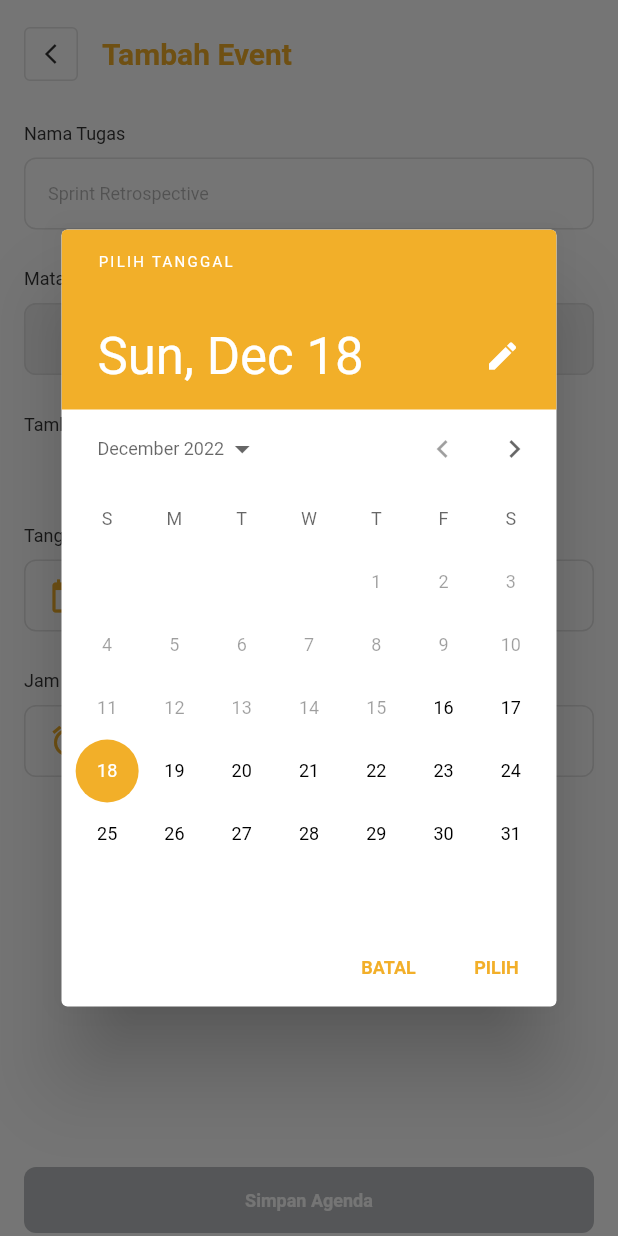
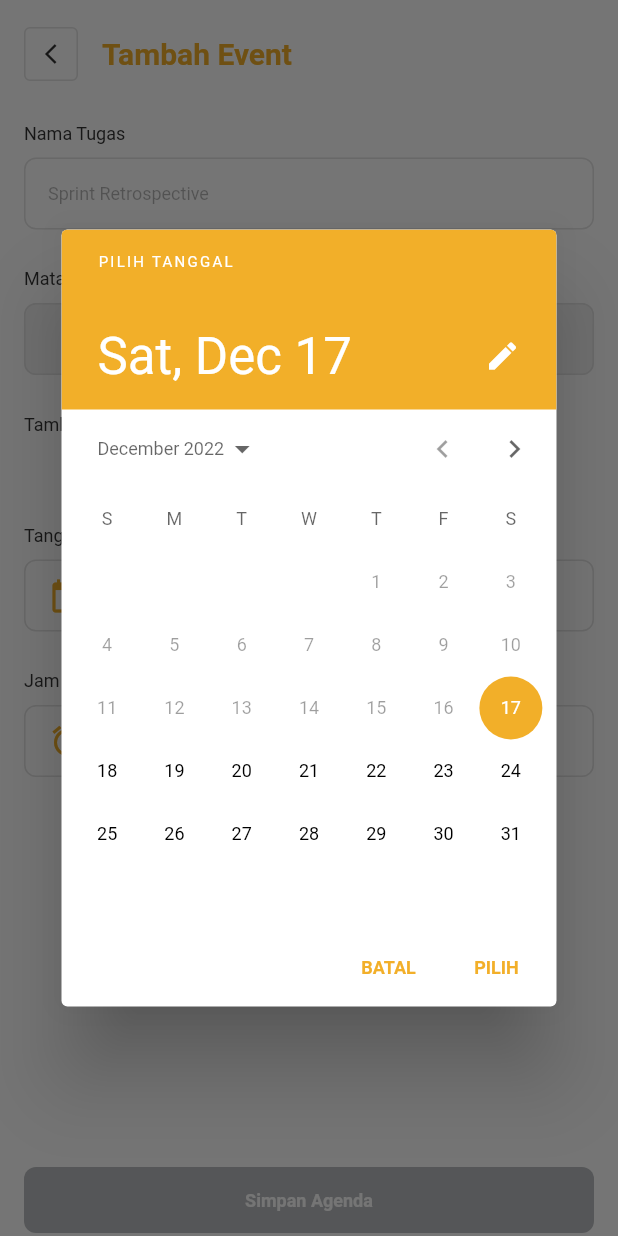
Before and after one commit to rasyidmi/subscribeme-mobile, a Flutter app: the AddEventDetailScreen screen opened directly with empty values, after a tap on "Pilih Tanggal Pengumpulan", on a phone screen of 412 x 824 dp. Run offline on Flutter 3.47's test engine with Material 2 defaults, Android fonts, the phone set to English and light mode, and no system bars; our stand-ins replace another_flushbar, bloc, cached_network_image, dropdown_button2, equatable, firebase_core and 8 more; accounts and stored records are empty.

Commit message:
refactor: ganti min. tanggal deadline menjadi h+1.

```diff
--- a/lib/screens/add_event_detail_screen.dart
+++ b/lib/screens/add_event_detail_screen.dart
@@ -145,9 +145,11 @@ class _AddEventDetailScreenState extends State<AddEventDetailScreen> {
           helpText: "PILIH TANGGAL",
           // Set the minimum deadline date is D+2 from now
           initialDate: DateTime.now().add(
-            const Duration(days: 2),
+            const Duration(days: 1),
           ),
-          firstDate: DateTime.now(),
+          firstDate: DateTime.now().add(
+            const Duration(days: 1),
+          ),
           lastDate: DateTime.now().add(
             const Duration(days: 30 * 6),
           ),
```
